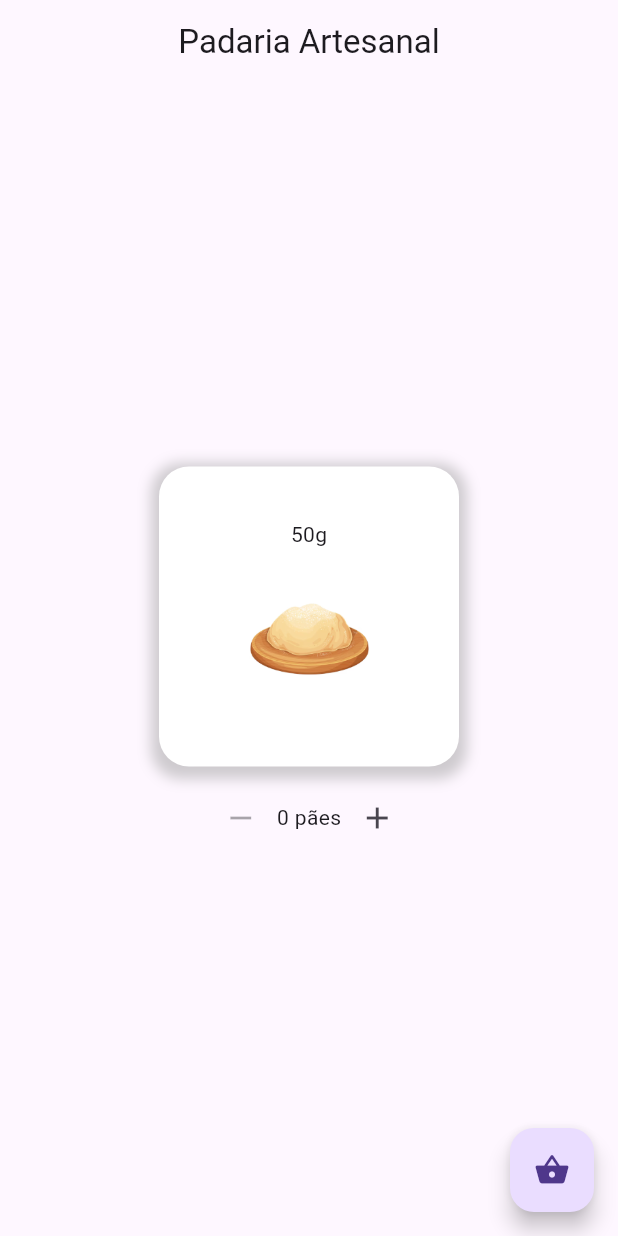
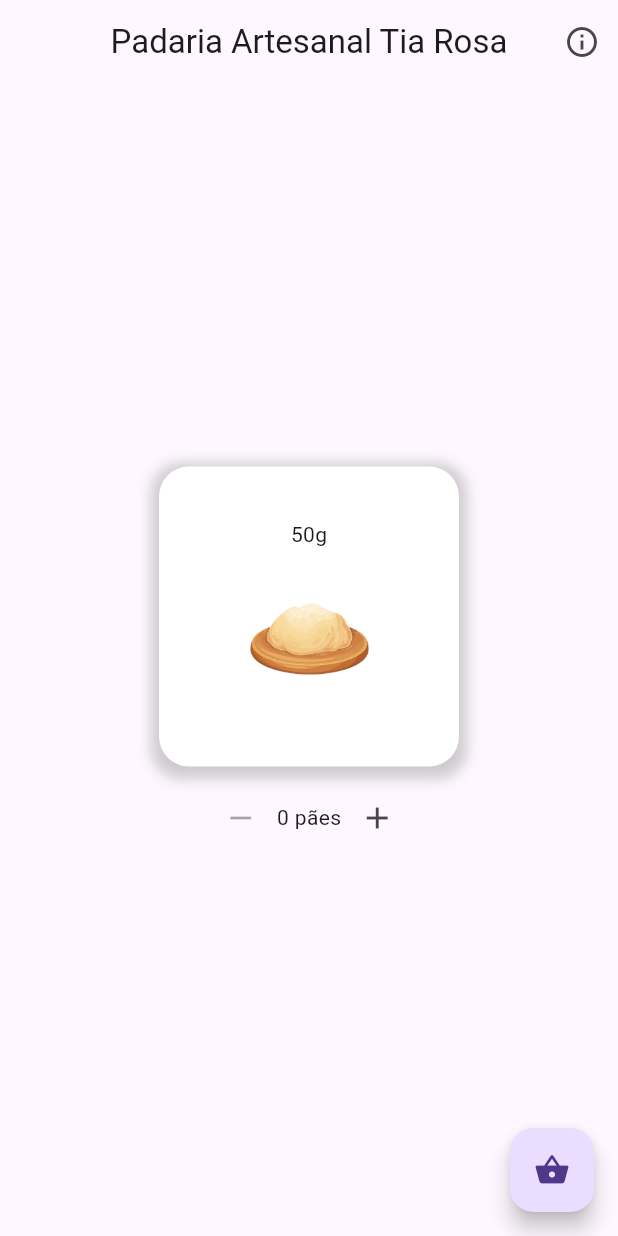
Before and after one commit to jvcss/padaria_dona_rosa, a Flutter app: the screen it shows after launch, on a phone screen of 412 x 824 dp. Run offline on Flutter 3.47's test engine with Material 3 defaults, Android fonts, the phone set to English and light mode, and no system bars.

Commit message:
dx: infos

```diff
--- a/lib/bread_making_screen.dart
+++ b/lib/bread_making_screen.dart
@@ -2,6 +2,7 @@ import 'package:flutter/material.dart';
 import 'package:padaria_dona_rosa/bread.dart';
 import 'package:padaria_dona_rosa/checkout_screen.dart';
 import 'package:padaria_dona_rosa/dougth.dart';
+import 'package:padaria_dona_rosa/strings.dart';
 
 class BreadMakingScreen extends StatefulWidget {
   const BreadMakingScreen({super.key});
@@ -60,12 +61,40 @@ class BreadMakingScreenState extends State<BreadMakingScreen> with SingleTickerP
     });
   }
 
+  void _showRepositoryInfo() {
+    showDialog(
+      context: context,
+      builder: (BuildContext context) {
+        return AlertDialog(
+          title: const Text('Sobre a Padaria'),
+          content: Text(info),
+          actions: [
+            TextButton(
+              onPressed: () {
+                Navigator.of(context).pop();
+              },
+              child: const Text('Fechar'),
+            ),
+          ],
+        );
+      },
+    );
+  }
+
   @override
   Widget build(BuildContext context) {
     return Scaffold(
       appBar: AppBar(
-        title: const Text('Padaria Artesanal'),
+        title: const Text('Padaria Artesanal Tia Rosa'),
         centerTitle: true,
+        actions: [
+          IconButton(
+            icon: const Icon(Icons.info_outline),
+            onPressed: () {
+              _showRepositoryInfo(); // Function to show dialog
+            },
+          ),
+        ],
       ),
       body: Center(
         child: Stack(
@@ -101,7 +130,7 @@ class BreadMakingScreenState extends State<BreadMakingScreen> with SingleTickerP
                     Text('$breadCount ${breadCount == 1 ? 'pão' : 'pães'}'),
                     IconButton(
                       icon: const Icon(Icons.add),
-                      onPressed: (){
+                      onPressed: () {
                         if (isDough) {
                           _animateToBread();
                         } else {
--- /dev/null
+++ b/lib/strings.dart
@@ -0,0 +1,10 @@
+
+String info = """
+A Padaria Artesanal Tia Rosa é um projeto sobre uma padaria familiar que produz pães e doces artesanais
+ com ingredientes selecionados e de alta qualidade.\n\n
+ O criador desse projeto é o \nJOÃO VICTOR CARDOSO DOS SANTOS\n RA: 2172190145\n\n
+Esse projeto foi desenvolvido para a disciplina de Programação para Dispositivos Móveis,
+ ministrada pelo Professor Doutor \n\n William de Almeida Silva
+\n\n
+Este projeto está sob a licença MIT, disponível em: https://opensource.org/licenses/MIT
+""";
```
